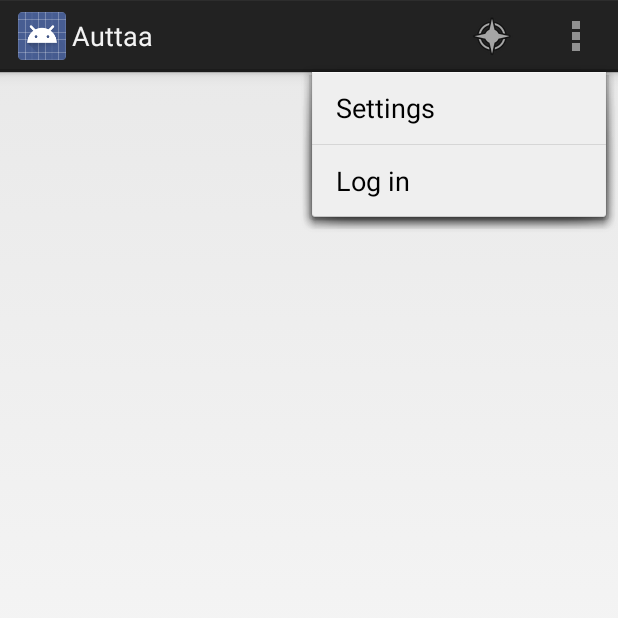
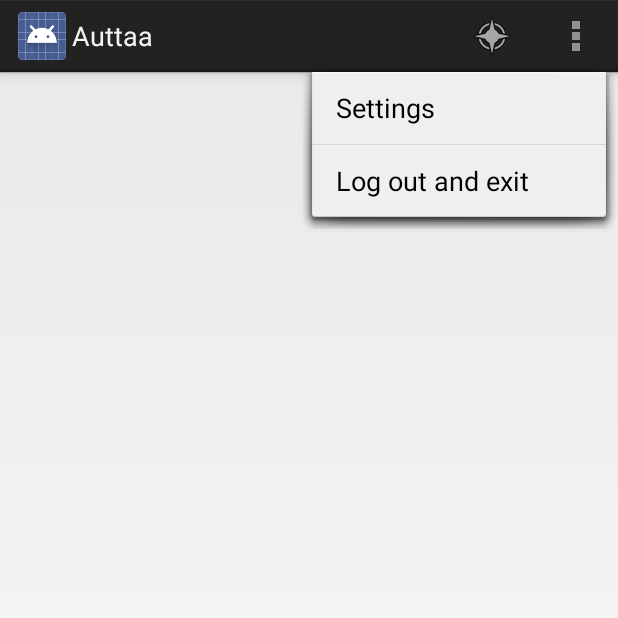
Before and after one commit to stopfaner/android, an Android app: the MainActivity screen opened directly, with no data from a screen before it, with the options menu open, on a phone screen of 412 x 824 dp, the top half of it. Run offline under Robolectric (Android 15) with nearby library versions, the phone set to English and light mode, and no system bars; libraries missing offline, so code that uses them is left out: com.faizmalkani.floatingactionbutton; 10 statements that could not run were skipped.

Commit message:
Logout added

```diff
--- a/app/src/main/res/menu/menu_main.xml
+++ b/app/src/main/res/menu/menu_main.xml
@@ -8,9 +8,7 @@
         android:title="@string/action_locate"
         android:icon="@android:drawable/ic_menu_compass"
         android:showAsAction="ifRoom" />
-
-    <!--debug-->
-    <item android:id="@+id/action_login"
-        android:title="@string/action_login"
+    <item android:id="@+id/action_logout"
+        android:title="@string/action_logout"
         android:showAsAction="never"/>
 </menu>
--- a/app/src/main/res/values/strings.xml
+++ b/app/src/main/res/values/strings.xml
@@ -4,7 +4,7 @@
     <string name="app_name">Auttaa</string>
     <string name="action_settings">Settings</string>
     <string name="action_locate">Locate</string>
-    <string name="action_login">Log in</string>
+    <string name="action_logout">Log out and exit</string>
     <string name="location_invalid">Cannot locate you</string>
     <string name="title_activity_alarm">Alarm</string>
     <string name="hello_world">Hello world!</string>
```
Also changed, not shown: app/src/main/java/kpi/ua/auttaa/MainActivity.java (+6 -3 lines).
